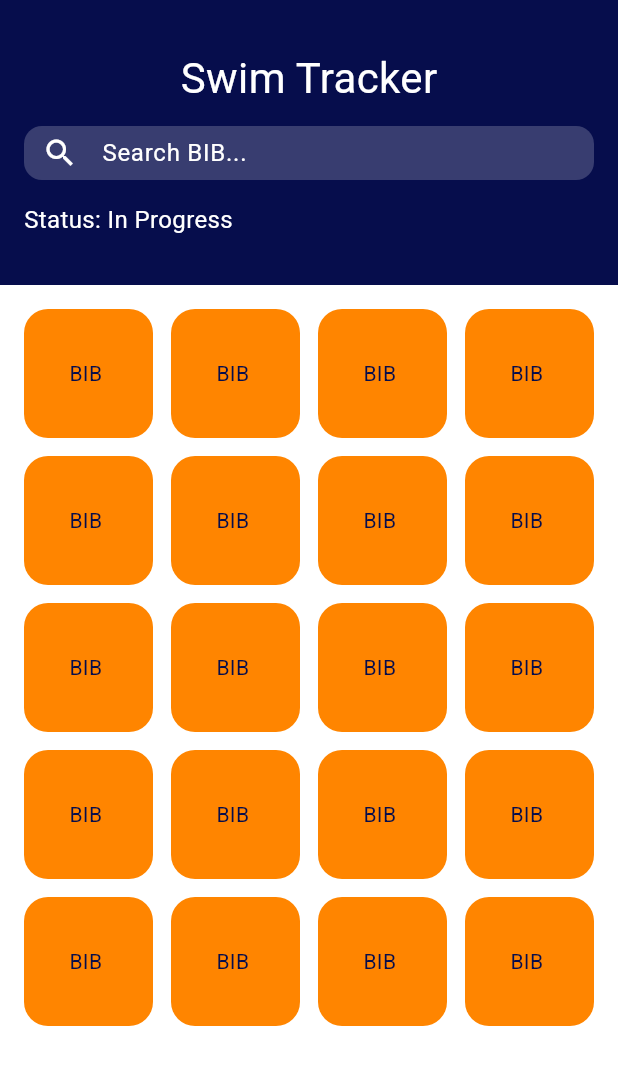
After one commit to L-pixela/flutter-race-tracker-app, a Flutter app: the screen it shows after launch, after a tap on "Swimming", on a phone screen of 412 x 824 dp. The commit adds this screen. Shown: the top 1065 px of the screen. Run offline on Flutter 3.47's test engine with Material 3 defaults, Android fonts, the phone set to English and light mode, and no system bars; our stand-ins replace cloud_firestore, firebase_core; accounts and stored records are empty.

Commit message:
time tracker (Track_participants_screens)

```diff
--- a/lib/main.dart
+++ b/lib/main.dart
@@ -7,6 +7,7 @@ import 'package:race_tracker_project/firebase_options.dart';
 import 'package:race_tracker_project/screens/manager_screen/dashboard_screen.dart';
 import 'package:race_tracker_project/screens/provider/participant_provider.dart';
 import 'package:race_tracker_project/screens/time_tracker_screen/segment_selection_screen.dart';
+import 'package:race_tracker_project/screens/time_tracker_screen/track_screen.dart';
 import 'package:race_tracker_project/theme/theme.dart';
 
 void main() async {
--- a/lib/screens/time_tracker_screen/segment_selection_screen.dart
+++ b/lib/screens/time_tracker_screen/segment_selection_screen.dart
@@ -1,4 +1,5 @@
 import 'package:flutter/material.dart';
+import 'package:race_tracker_project/screens/time_tracker_screen/track_screen.dart';
 import 'package:race_tracker_project/theme/theme.dart';
 import 'package:race_tracker_project/widgets/app_button.dart';
 
@@ -48,9 +49,17 @@ class SegmentSelectionScreen extends StatelessWidget {
               ),
               SizedBox(height: 20),
               Button(
-                onPressed: () {},
-                type: ButtonType.disabled,
-                text: 'Share',
+                onPressed: () {
+                  // Navigate to TrackScreen when pressed
+                  Navigator.push(
+                    context,
+                    MaterialPageRoute(
+                      builder: (context) => TrackScreen(),
+                    ),
+                  );
+                },
+                type: ButtonType.primary,
+                text: 'Swimming',
                 width: 200,
                 height: 50,
               ),
@@ -58,7 +67,7 @@ class SegmentSelectionScreen extends StatelessWidget {
               Button(
                 onPressed: () {},
                 type: ButtonType.disabled,
-                text: 'Share',
+                text: 'Running',
                 width: 200,
                 height: 50,
               ),
@@ -66,7 +75,7 @@ class SegmentSelectionScreen extends StatelessWidget {
               Button(
                 onPressed: () {},
                 type: ButtonType.disabled,
-                text: 'Share',
+                text: 'Cycling',
                 width: 200,
                 height: 50,
               ),
--- /dev/null
+++ b/lib/screens/time_tracker_screen/track_screen.dart
@@ -0,0 +1,107 @@
+import 'package:flutter/material.dart';
+import 'package:race_tracker_project/theme/theme.dart';
+import 'package:race_tracker_project/widgets/race_button.dart';
+
+class TrackScreen extends StatefulWidget {
+  const TrackScreen({super.key});
+
+  @override
+  State<TrackScreen> createState() => _TrackScreenState();
+}
+
+class _TrackScreenState extends State<TrackScreen> {
+  List<int> selectedIndexes = [];
+  @override
+  Widget build(BuildContext context) {
+    return Scaffold(
+        appBar: PreferredSize(
+          preferredSize: const Size.fromHeight(190),
+          child: AppBar(
+            backgroundColor: RaceColors.primary,
+            automaticallyImplyLeading: false,
+            flexibleSpace: SafeArea(
+              child: Center(
+                child: Padding(
+                  padding: const EdgeInsets.symmetric(horizontal: 16.0),
+                  child: Column(
+                    mainAxisAlignment: MainAxisAlignment.center,
+                    children: [
+                      Text(
+                        'Swim Tracker',
+                        style: RaceTextStyles.heading.copyWith(
+                          color: RaceColors.white,
+                        ),
+                      ),
+                      const SizedBox(height: 12),
+                      SizedBox(
+                        height: 36,
+                        child: TextField(
+                          onChanged: (value) {
+                            setState(() {
+                              // _searchQuery = value.trim().toLowerCase();
+                            });
+                          },
+                          decoration: InputDecoration(
+                            hintText: 'Search BIB...',
+                            hintStyle: const TextStyle(color: RaceColors.white),
+                            prefixIcon:
+                                const Icon(Icons.search, color: Colors.white),
+                            filled: true,
+                            fillColor: Colors.white.withOpacity(0.2),
+                            border: OutlineInputBorder(
+                              borderRadius: BorderRadius.circular(12),
+                              borderSide: BorderSide.none,
+                            ),
+                            contentPadding: const EdgeInsets.symmetric(
+                              vertical: 0,
+                              horizontal: 10,
+                            ),
+                          ),
+                          style: const TextStyle(color: Colors.white),
+                        ),
+                      ),
+                      const SizedBox(height: 15),
+                      Align(
+                        alignment: Alignment.centerLeft,
+                        child: Text(
+                          'Status: In Progress',
+                          style: RaceTextStyles.body.copyWith(
+                            color: RaceColors.white,
+                          ),
+                        ),
+                      ),
+                    ],
+                  ),
+                ),
+              ),
+            ),
+          ),
+        ),
+        body: Padding(
+          padding: const EdgeInsets.all(16.0),
+          child: GridView.builder(
+              gridDelegate: const SliverGridDelegateWithFixedCrossAxisCount(
+                crossAxisCount: 4,
+                crossAxisSpacing: 12,
+                mainAxisSpacing: 12,
+                childAspectRatio: 1,
+              ),
+              itemCount: 20,
+              itemBuilder: (context, index) {
+                return RaceButton(
+                  text: 'BIB ',
+                  onPressed: () {
+                    setState(() {
+                      if (selectedIndexes.contains(index)) {
+                        selectedIndexes.remove(index);
+                      } else {
+                        selectedIndexes.add(index);
+                      }
+                    });
+                  },
+                  isSelected: selectedIndexes.contains(index),
+                );
+              }),
+        ));
+  }
+}
--- a/lib/widgets/race_button.dart
+++ b/lib/widgets/race_button.dart
@@ -1,5 +1,3 @@
-// lib/widgets/race_button.dart
-
 import 'package:flutter/material.dart';
 import 'package:race_tracker_project/theme/theme.dart';
 
@@ -8,33 +6,38 @@ class RaceButton extends StatelessWidget {
   final VoidCallback onPressed;
   final double? width;
   final double? height;
+  final bool isSelected;
 
   const RaceButton({
     super.key,
     required this.text,
     required this.onPressed,
     this.width,
-    this.height = 50,
+    this.height,
+    this.isSelected = false,
   });
 
   @override
   Widget build(BuildContext context) {
-    return ClipRRect(
+    final backgroundColor =
+        isSelected ? RaceColors.disabled : RaceColors.buttonSecondary;
+    final textColor =
+        isSelected ? RaceColors.buttonPrimary : RaceColors.buttonPrimary;
+
+    return Material(
+      color: backgroundColor,
       borderRadius: BorderRadius.circular(RaceSpacings.radius),
-      child: Material(
-        color: RaceColors.buttonSecondary,
       child: InkWell(
         onTap: onPressed,
+        borderRadius: BorderRadius.circular(RaceSpacings.radius),
         child: Container(
-            width: width,
-            height: height,
+          width: width ?? double.infinity,
+          height: height ?? double.infinity,
           alignment: Alignment.center,
           child: Text(
             text,
             style: RaceTextStyles.button.copyWith(
-                color: RaceColors.buttonPrimary,
-                fontWeight: FontWeight.w700,
-              ),
+              color: textColor,
             ),
           ),
         ),
```
Lines whose indentation alone changed are shown as unchanged.
